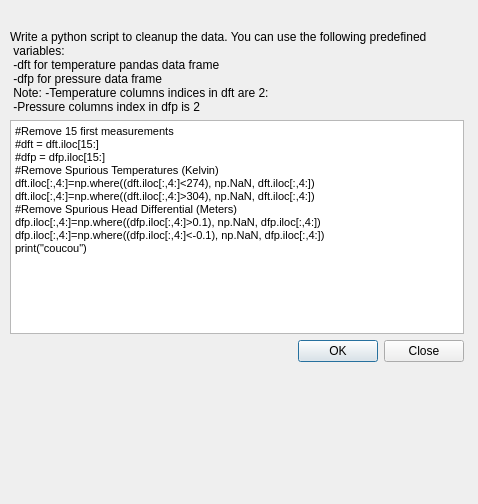
The window that molonari_data/molonaviz/dialogcleanup.ui (leamailhol/MOLO-projet-interface) describes before a commit, drawn with Qt 5.
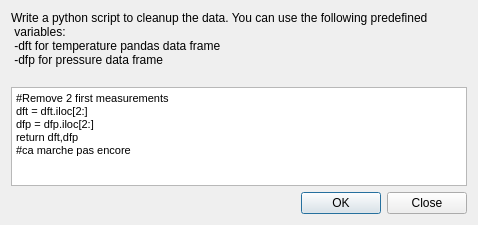
The same window after the commit.

Diff of the .ui file:
```diff
--- a/molonari_data/molonaviz/dialogcleanup.ui
+++ b/molonari_data/molonaviz/dialogcleanup.ui
@@ -7,24 +7,23 @@
     <x>0</x>
     <y>0</y>
     <width>478</width>
-    <height>504</height>
+    <height>225</height>
    </rect>
   </property>
+  <property name="minimumSize">
+   <size>
+    <width>0</width>
+    <height>225</height>
+   </size>
+  </property>
   <property name="windowTitle">
    <string>CleanUp Dialog</string>
   </property>
   <property name="accessibleName">
    <string>dialogcleanup</string>
   </property>
-  <widget class="QWidget" name="layoutWidget">
-   <property name="geometry">
-    <rect>
-     <x>10</x>
-     <y>30</y>
-     <width>454</width>
-     <height>332</height>
-    </rect>
-   </property>
+  <layout class="QGridLayout" name="gridLayout_2">
+   <item row="0" column="0">
    <layout class="QGridLayout" name="gridLayout">
     <item row="3" column="0">
      <widget class="QDialogButtonBox" name="buttonBox">
@@ -43,8 +42,7 @@
  variables:
  -dft for temperature pandas data frame 
  -dfp for pressure data frame 
- Note: -Temperature columns indices in dft are 2: 
- -Pressure columns index in dfp is 2</string>
+ </string>
       </property>
      </widget>
     </item>
@@ -54,22 +52,18 @@
        <string>&lt;!DOCTYPE HTML PUBLIC &quot;-//W3C//DTD HTML 4.0//EN&quot; &quot;http://www.w3.org/TR/REC-html40/strict.dtd&quot;&gt;
 &lt;html&gt;&lt;head&gt;&lt;meta name=&quot;qrichtext&quot; content=&quot;1&quot; /&gt;&lt;style type=&quot;text/css&quot;&gt;
 p, li { white-space: pre-wrap; }
-&lt;/style&gt;&lt;/head&gt;&lt;body style=&quot; font-family:'MS Shell Dlg 2'; font-size:7.8pt; font-weight:400; font-style:normal;&quot;&gt;
-&lt;p style=&quot; margin-top:0px; margin-bottom:0px; margin-left:0px; margin-right:0px; -qt-block-indent:0; text-indent:0px;&quot;&gt;&lt;span style=&quot; font-size:8pt;&quot;&gt;#Remove 15 first measurements&lt;/span&gt;&lt;/p&gt;
-&lt;p style=&quot; margin-top:0px; margin-bottom:0px; margin-left:0px; margin-right:0px; -qt-block-indent:0; text-indent:0px;&quot;&gt;&lt;span style=&quot; font-size:8pt;&quot;&gt;#dft = dft.iloc[15:]&lt;/span&gt;&lt;/p&gt;
-&lt;p style=&quot; margin-top:0px; margin-bottom:0px; margin-left:0px; margin-right:0px; -qt-block-indent:0; text-indent:0px;&quot;&gt;&lt;span style=&quot; font-size:8pt;&quot;&gt;#dfp = dfp.iloc[15:]&lt;/span&gt;&lt;/p&gt;
-&lt;p style=&quot; margin-top:0px; margin-bottom:0px; margin-left:0px; margin-right:0px; -qt-block-indent:0; text-indent:0px;&quot;&gt;&lt;span style=&quot; font-size:8pt;&quot;&gt;#Remove Spurious Temperatures (Kelvin)&lt;/span&gt;&lt;/p&gt;
-&lt;p style=&quot; margin-top:0px; margin-bottom:0px; margin-left:0px; margin-right:0px; -qt-block-indent:0; text-indent:0px;&quot;&gt;&lt;span style=&quot; font-size:8pt;&quot;&gt;dft.iloc[:,4:]=np.where((dft.iloc[:,4:]&amp;lt;274), np.NaN, dft.iloc[:,4:])&lt;/span&gt;&lt;/p&gt;
-&lt;p style=&quot; margin-top:0px; margin-bottom:0px; margin-left:0px; margin-right:0px; -qt-block-indent:0; text-indent:0px;&quot;&gt;&lt;span style=&quot; font-size:8pt;&quot;&gt;dft.iloc[:,4:]=np.where((dft.iloc[:,4:]&amp;gt;304), np.NaN, dft.iloc[:,4:])&lt;/span&gt;&lt;/p&gt;
-&lt;p style=&quot; margin-top:0px; margin-bottom:0px; margin-left:0px; margin-right:0px; -qt-block-indent:0; text-indent:0px;&quot;&gt;&lt;span style=&quot; font-size:8pt;&quot;&gt;#Remove Spurious Head Differential (Meters)&lt;/span&gt;&lt;/p&gt;
-&lt;p style=&quot; margin-top:0px; margin-bottom:0px; margin-left:0px; margin-right:0px; -qt-block-indent:0; text-indent:0px;&quot;&gt;&lt;span style=&quot; font-size:8pt;&quot;&gt;dfp.iloc[:,4:]=np.where((dfp.iloc[:,4:]&amp;gt;0.1), np.NaN, dfp.iloc[:,4:])&lt;/span&gt;&lt;/p&gt;
-&lt;p style=&quot; margin-top:0px; margin-bottom:0px; margin-left:0px; margin-right:0px; -qt-block-indent:0; text-indent:0px;&quot;&gt;&lt;span style=&quot; font-size:8pt;&quot;&gt;dfp.iloc[:,4:]=np.where((dfp.iloc[:,4:]&amp;lt;-0.1), np.NaN, dfp.iloc[:,4:])&lt;/span&gt;&lt;/p&gt;
-&lt;p style=&quot; margin-top:0px; margin-bottom:0px; margin-left:0px; margin-right:0px; -qt-block-indent:0; text-indent:0px;&quot;&gt;&lt;span style=&quot; font-size:8pt;&quot;&gt;print(&amp;quot;coucou&amp;quot;)&lt;/span&gt;&lt;/p&gt;&lt;/body&gt;&lt;/html&gt;</string>
+&lt;/style&gt;&lt;/head&gt;&lt;body style=&quot; font-family:'MS Shell Dlg 2'; font-size:8.25pt; font-weight:400; font-style:normal;&quot;&gt;
+&lt;p style=&quot; margin-top:0px; margin-bottom:0px; margin-left:0px; margin-right:0px; -qt-block-indent:0; text-indent:0px;&quot;&gt;&lt;span style=&quot; font-size:8pt;&quot;&gt;#Remove 2 first measurements&lt;/span&gt;&lt;/p&gt;
+&lt;p style=&quot; margin-top:0px; margin-bottom:0px; margin-left:0px; margin-right:0px; -qt-block-indent:0; text-indent:0px;&quot;&gt;&lt;span style=&quot; font-size:8pt;&quot;&gt;dft = dft.iloc[2:]&lt;/span&gt;&lt;/p&gt;
+&lt;p style=&quot; margin-top:0px; margin-bottom:0px; margin-left:0px; margin-right:0px; -qt-block-indent:0; text-indent:0px;&quot;&gt;&lt;span style=&quot; font-size:8pt;&quot;&gt;dfp = dfp.iloc[2:]&lt;/span&gt;&lt;/p&gt;
+&lt;p style=&quot; margin-top:0px; margin-bottom:0px; margin-left:0px; margin-right:0px; -qt-block-indent:0; text-indent:0px;&quot;&gt;return dft,dfp&lt;/p&gt;
+&lt;p style=&quot; margin-top:0px; margin-bottom:0px; margin-left:0px; margin-right:0px; -qt-block-indent:0; text-indent:0px;&quot;&gt;#ca marche pas encore &lt;/p&gt;&lt;/body&gt;&lt;/html&gt;</string>
       </property>
      </widget>
     </item>
    </layout>
-  </widget>
+   </item>
+  </layout>
  </widget>
  <resources/>
  <connections>
```
Left out of the diff: 3 changed lines with no effect on the pictures. Lines whose indentation alone changed are shown as unchanged.
